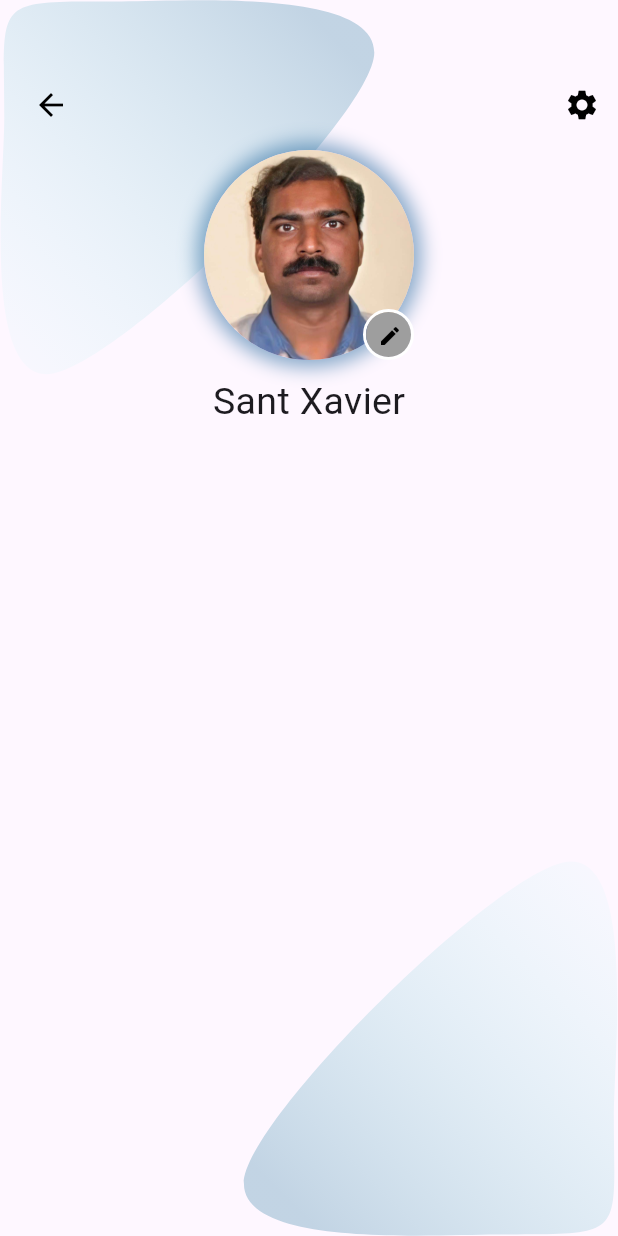
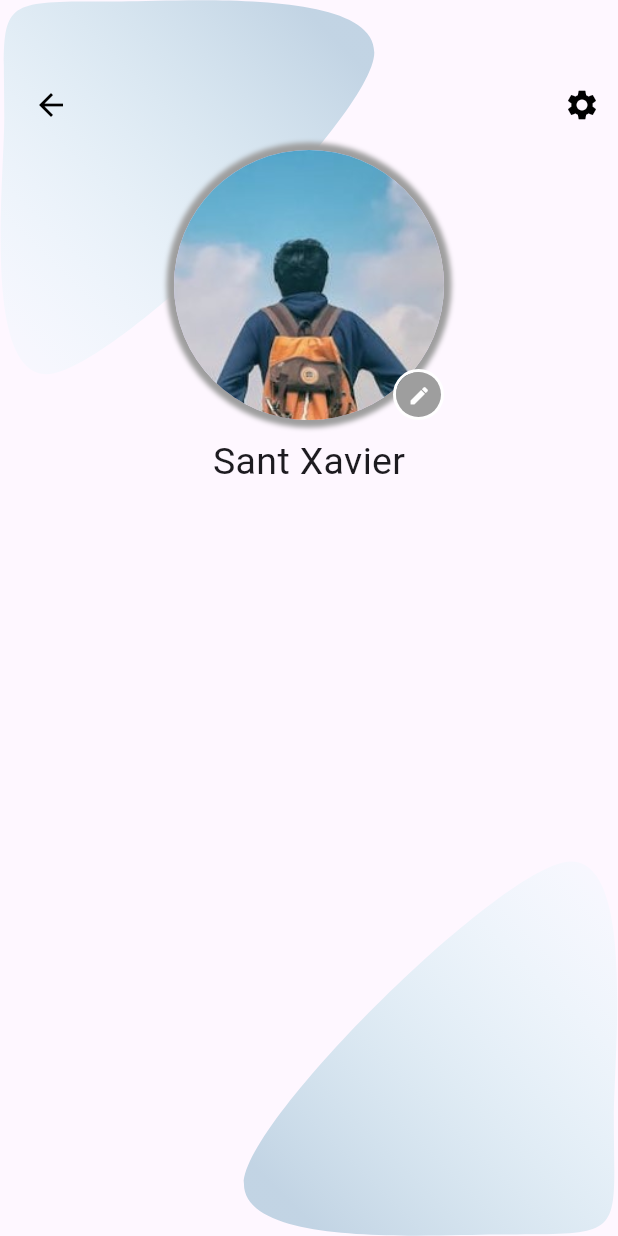
Before and after one commit to Mundane-Editorial/Digital-Serenity, a Flutter app: the MyProfile screen opened directly, on a phone screen of 412 x 824 dp. Run offline on Flutter 3.47's test engine with Material 3 defaults, Android fonts, the light colour scheme and no system bars; our stand-ins replace flutter_svg, google_fonts.

Commit message:
minor changess

```diff
--- a/lib/screens/landing_page.dart
+++ b/lib/screens/landing_page.dart
@@ -85,7 +85,7 @@ class _LandingPageState extends State<LandingPage> with TickerProviderStateMixin
                           ],
                         ),
                         child: const CircleAvatar(
-                          radius: 20,
+                          radius: 15,
                           backgroundImage: AssetImage('assets/images/avatar.jpg'),
                         ),
                       ),
--- a/lib/screens/my_profile.dart
+++ b/lib/screens/my_profile.dart
@@ -89,15 +89,15 @@ class _My_Profile extends State<MyProfile> {
                         shape: BoxShape.circle,
                         boxShadow: [
                           BoxShadow(
-                            color: Color.fromRGBO(15, 90, 147, 0.5),
+                            color: Colors.grey,
                             spreadRadius: 5,
-                            blurRadius: 10,
+                            blurRadius: 2,
                             offset: Offset(0, 0),
                           ),
                         ],
                       ),
                       child: const CircleAvatar(
-                        radius: 70,
+                        radius: 90,
                         backgroundImage: AssetImage('assets/images/avatar.jpg'),
                       ),
                     ),
@@ -113,8 +113,10 @@ class _My_Profile extends State<MyProfile> {
                           radius: 15,
                           backgroundColor: Colors.grey,
                           child: IconButton(
-                            iconSize: 16,
-                            icon: const Icon(Icons.edit, color: Colors.black),
+                            iconSize: 15,
+                            icon: const Icon(
+                                Icons.edit,
+                                color: Colors.white),
                             onPressed: () {
                               // Handle edit action
                               Text('Edit pressed');
@@ -123,10 +125,8 @@ class _My_Profile extends State<MyProfile> {
                         ),
                       ),
                     ),
-
                   ],
                 ),
-
                 const SizedBox(height: 10),
                 const Text(
                   'Sant Xavier',
```
Also changed, not shown: assets/images/avatar.jpg.
